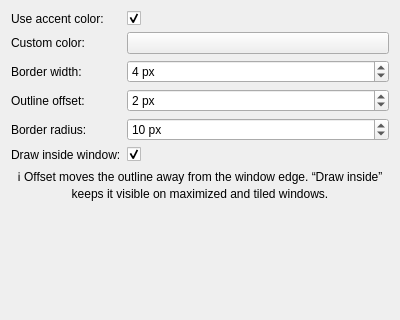
This is activewindowoutline_config.ui in gmalinowski/LeapK as Qt 5 draws it before an edit. The edited form follows.
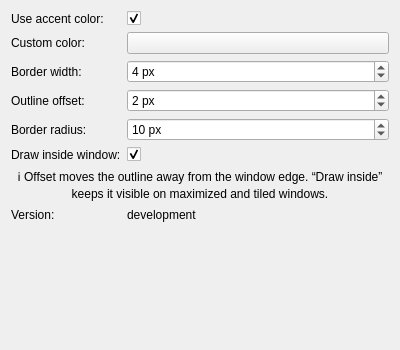
This is the edited form. Custom widgets are drawn as their Qt base class.

Commit message: Show version in settings and installer

```diff
--- a/activewindowoutline_config.ui
+++ b/activewindowoutline_config.ui
@@ -11,7 +11,7 @@
     <x>0</x>
     <y>0</y>
     <width>400</width>
-    <height>320</height>
+    <height>350</height>
    </rect>
   </property>
   <layout class="QFormLayout" name="formLayout">
@@ -154,6 +154,24 @@
     </widget>
    </item>
 
+   <item row="7" column="0">
+    <widget class="QLabel" name="label_version">
+     <property name="text">
+      <string>Version:</string>
+     </property>
+    </widget>
+   </item>
+   <item row="7" column="1">
+    <widget class="QLabel" name="label_versionValue">
+     <property name="text">
+      <string>development</string>
+     </property>
+     <property name="textInteractionFlags">
+      <set>Qt::TextSelectableByMouse</set>
+     </property>
+    </widget>
+   </item>
+
   </layout>
  </widget>
  <customwidgets>
```
The commit also changes 9 other files.
